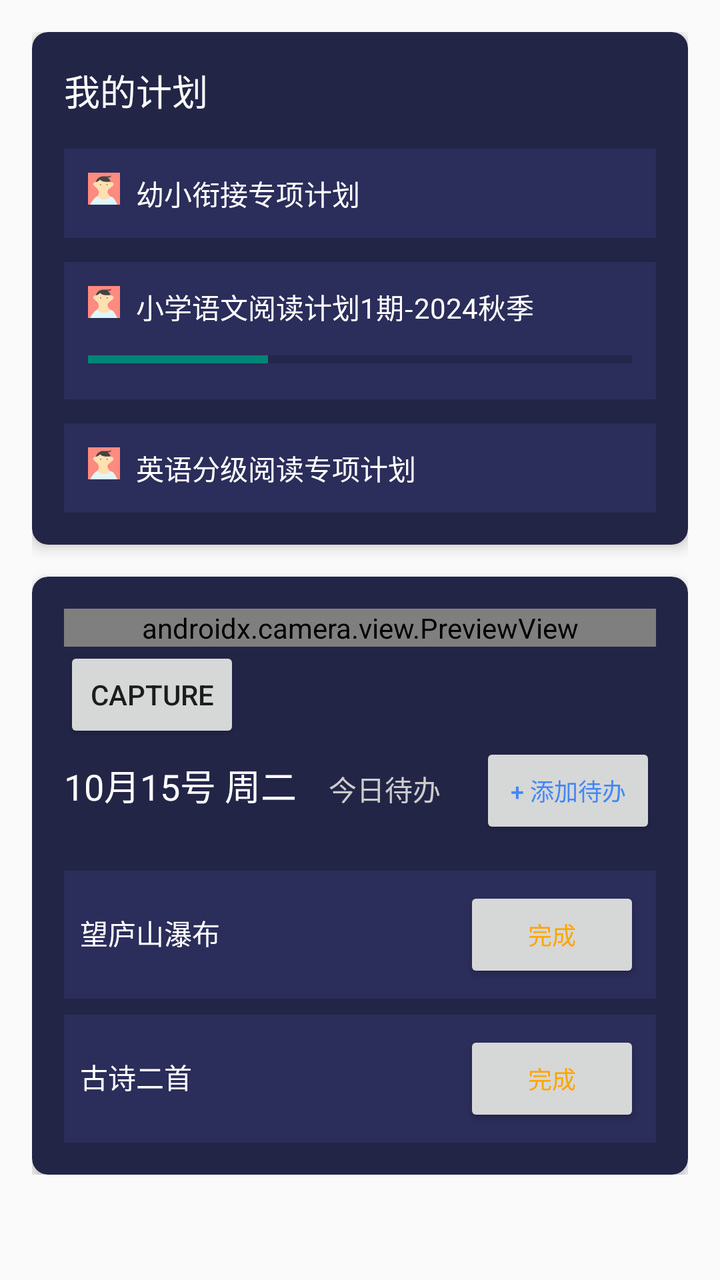
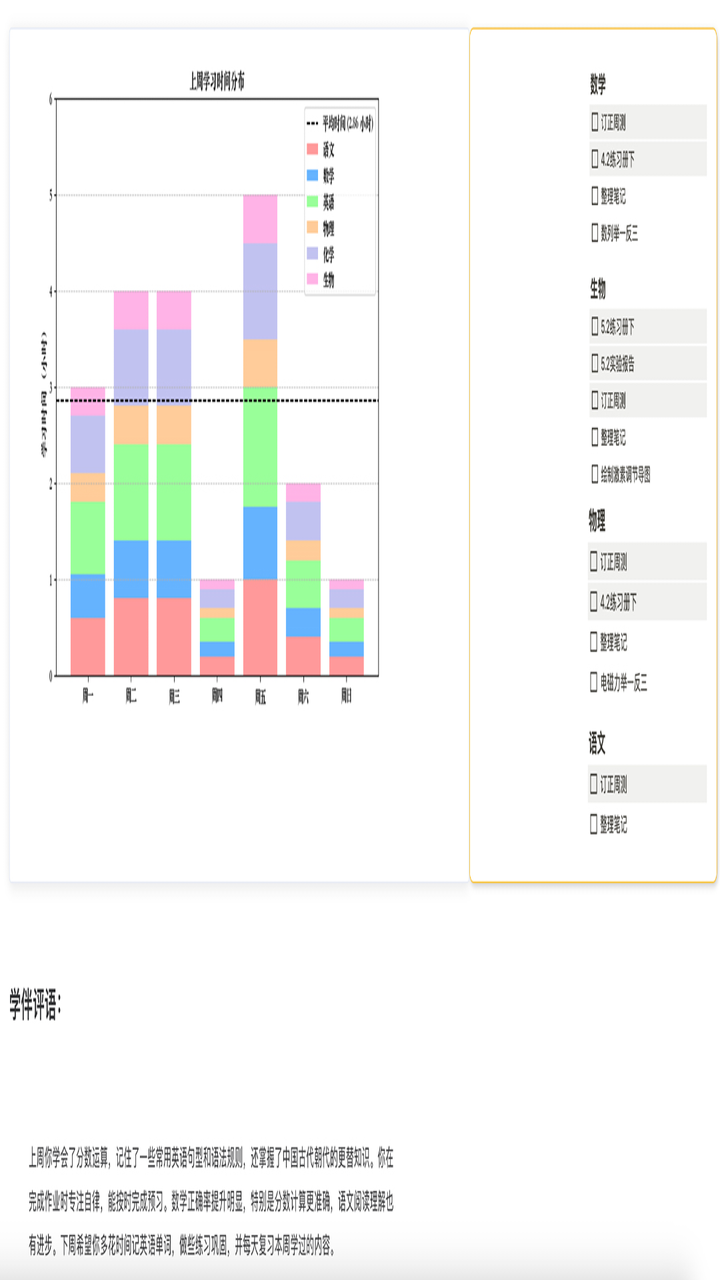

Compare the two renders of this Android layout. The source of the first and the diff that turns it into the second are given below.
<!-- AndroidManifest.xml: application theme Theme.IMatesApp.FullScreen -->
<!-- res/layout/fragment_student_status.xml -->
<?xml version="1.0" encoding="utf-8"?>
<androidx.constraintlayout.widget.ConstraintLayout xmlns:android="http://schemas.android.com/apk/res/android"
    xmlns:app="http://schemas.android.com/apk/res-auto"
    xmlns:tools="http://schemas.android.com/tools"
    tools:context=".FragmentStudentStatus"
    android:layout_width="match_parent"
    android:layout_height="match_parent"
    android:fitsSystemWindows="true">

    <ScrollView
        android:layout_width="match_parent"
        android:layout_height="0dp"
        app:layout_constraintEnd_toEndOf="parent"
        app:layout_constraintStart_toStartOf="parent"
        app:layout_constraintTop_toTopOf="parent">

        <LinearLayout
            android:layout_width="match_parent"
            android:layout_height="wrap_content"
            android:orientation="vertical"
            android:padding="16dp">

            
            <androidx.cardview.widget.CardView
                android:layout_width="match_parent"
                android:layout_height="wrap_content"
                android:layout_marginBottom="16dp"
                app:cardBackgroundColor="#232547"
                app:cardCornerRadius="8dp"
                app:cardElevation="4dp">

                <LinearLayout
                    android:layout_width="match_parent"
                    android:layout_height="wrap_content"
                    android:orientation="vertical"
                    android:padding="16dp">

                    <TextView
                        android:layout_width="wrap_content"
                        android:layout_height="wrap_content"
                        android:layout_marginBottom="16dp"
                        android:text="我的计划"
                        android:textColor="#FFFFFF"
                        android:textSize="18sp" />

                    <LinearLayout
                        android:layout_width="match_parent"
                        android:layout_height="wrap_content"
                        android:background="#2b2d5a"
                        android:orientation="horizontal"
                        android:padding="12dp">

                        <ImageView
                            android:layout_width="16dp"
                            android:layout_height="16dp"
                            android:src="@drawable/avatar_1" />

                        <TextView
                            android:id="@+id/markdownTextView"
                            android:layout_width="wrap_content"
                            android:layout_height="wrap_content"
                            android:layout_marginStart="8dp"
                            android:text="幼小衔接专项计划"
                            android:textAlignment="center"
                            android:textColor="#FFFFFF"
                            android:textSize="14sp" />

                    </LinearLayout>

                    <LinearLayout
                        android:layout_width="match_parent"
                        android:layout_height="wrap_content"
                        android:layout_marginTop="12dp"
                        android:background="#2b2d5a"
                        android:orientation="vertical"
                        android:padding="12dp">

                        <LinearLayout
                            android:layout_width="match_parent"
                            android:layout_height="wrap_content"
                            android:orientation="horizontal">

                            <ImageView
                                android:layout_width="16dp"
                                android:layout_height="16dp"
                                android:src="@drawable/avatar_1" />

                            <TextView
                                android:layout_width="wrap_content"
                                android:layout_height="wrap_content"
                                android:layout_marginStart="8dp"
                                android:text="小学语文阅读计划1期-2024秋季"
                                android:textColor="#FFFFFF"
                                android:textSize="14sp" />

                        </LinearLayout>

                        <ProgressBar
                            style="?android:attr/progressBarStyleHorizontal"
                            android:layout_width="match_parent"
                            android:layout_height="wrap_content"
                            android:layout_marginTop="8dp"
                            android:progress="33" />

                    </LinearLayout>

                    <LinearLayout
                        android:layout_width="match_parent"
                        android:layout_height="wrap_content"
                        android:layout_marginTop="12dp"
                        android:background="#2b2d5a"
                        android:orientation="horizontal"
                        android:padding="12dp">

                        <ImageView
                            android:layout_width="16dp"
                            android:layout_height="16dp"
                            android:src="@drawable/avatar_1" />

                        <TextView
                            android:layout_width="wrap_content"
                            android:layout_height="wrap_content"
                            android:layout_marginStart="8dp"
                            android:text="英语分级阅读专项计划"
                            android:textColor="#FFFFFF"
                            android:textSize="14sp" />

                    </LinearLayout>

                </LinearLayout>

            </androidx.cardview.widget.CardView>

            
            <androidx.cardview.widget.CardView
                android:layout_width="match_parent"
                android:layout_height="wrap_content"
                app:cardBackgroundColor="#232547"
                app:cardCornerRadius="8dp"
                app:cardElevation="4dp">

                <LinearLayout
                    android:layout_width="match_parent"
                    android:layout_height="wrap_content"
                    android:orientation="vertical"
                    android:padding="16dp">

                    <androidx.camera.view.PreviewView
                        android:id="@+id/previewView"
                        android:layout_width="match_parent"
                        android:layout_height="match_parent" />

                    <Button
                        android:id="@+id/captureButton"
                        android:layout_width="wrap_content"
                        android:layout_height="wrap_content"
                        android:text="Capture" />

                    <ImageView
                        android:id="@+id/photo"
                        android:layout_width="wrap_content"
                        android:layout_height="wrap_content"
                        android:contentDescription="TODO" />

                    <LinearLayout
                        android:layout_width="match_parent"
                        android:layout_height="wrap_content"
                        android:orientation="horizontal">

                        <TextView
                            android:layout_width="wrap_content"
                            android:layout_height="wrap_content"
                            android:text="10月15号 周二"
                            android:textColor="#FFFFFF"
                            android:textSize="18sp" />

                        <TextView
                            android:layout_width="wrap_content"
                            android:layout_height="wrap_content"
                            android:layout_marginStart="16dp"
                            android:text="今日待办"
                            android:textColor="#CCCCCC"
                            android:textSize="14sp" />

                        <View
                            android:layout_width="0dp"
                            android:layout_height="0dp"
                            android:layout_weight="1" />

                        <Button
                            android:layout_width="wrap_content"
                            android:layout_height="wrap_content"
                            android:text="+ 添加待办"
                            android:textColor="#4287f5"
                            android:textSize="12sp"
                            app:backgroundTint="#232547" />

                    </LinearLayout>

                    <LinearLayout
                        android:layout_width="match_parent"
                        android:layout_height="wrap_content"
                        android:layout_marginTop="16dp"
                        android:background="#2b2d5a"
                        android:orientation="horizontal"
                        android:padding="8dp">

                        <TextView
                            android:layout_width="0dp"
                            android:layout_height="wrap_content"
                            android:layout_weight="1"
                            android:text="望庐山瀑布"
                            android:textColor="#FFFFFF"
                            android:textSize="14sp" />

                        <Button
                            android:layout_width="wrap_content"
                            android:layout_height="wrap_content"
                            android:text="完成"
                            android:textColor="#FFA500"
                            android:textSize="12sp"
                            app:backgroundTint="#33FFA500" />

                    </LinearLayout>

                    <LinearLayout
                        android:layout_width="match_parent"
                        android:layout_height="wrap_content"
                        android:layout_marginTop="8dp"
                        android:background="#2b2d5a"
                        android:orientation="horizontal"
                        android:padding="8dp">

                        <TextView
                            android:layout_width="0dp"
                            android:layout_height="wrap_content"
                            android:layout_weight="1"
                            android:text="古诗二首"
                            android:textColor="#FFFFFF"
                            android:textSize="14sp" />

                        <Button
                            android:layout_width="wrap_content"
                            android:layout_height="wrap_content"
                            android:text="完成"
                            android:textColor="#FFA500"
                            android:textSize="12sp"
                            app:backgroundTint="#33FFA500" />

                    </LinearLayout>

                </LinearLayout>

            </androidx.cardview.widget.CardView>

        </LinearLayout>

    </ScrollView>

</androidx.constraintlayout.widget.ConstraintLayout>
<!-- resources referenced by this layout -->
<resources>
  <!-- drawable avatar_1: vector/xml drawable (drawable, 2395 chars, omitted) -->
  <style name="Theme.IMatesApp.FullScreen" parent="Theme.AppCompat.Light.NoActionBar">
          
          <item name="android:windowFullscreen">true</item>
          
          <item name="android:windowTranslucentStatus">true</item>
          
          <item name="android:windowTranslucentNavigation">true</item>
      </style>
</resources>

<!-- the commit's change to res/layout/fragment_student_status.xml (unified diff, before → after) -->
@@ -7,254 +7,260 @@
     android:layout_height="match_parent"
     android:fitsSystemWindows="true">
 
-    <ScrollView
+    <ImageView
         android:layout_width="match_parent"
-        android:layout_height="0dp"
-        app:layout_constraintEnd_toEndOf="parent"
-        app:layout_constraintStart_toStartOf="parent"
-        app:layout_constraintTop_toTopOf="parent">
-
-        <LinearLayout
-            android:layout_width="match_parent"
-            android:layout_height="wrap_content"
-            android:orientation="vertical"
-            android:padding="16dp">
-
-            
-            <androidx.cardview.widget.CardView
-                android:layout_width="match_parent"
-                android:layout_height="wrap_content"
-                android:layout_marginBottom="16dp"
-                app:cardBackgroundColor="#232547"
-                app:cardCornerRadius="8dp"
-                app:cardElevation="4dp">
-
-                <LinearLayout
-                    android:layout_width="match_parent"
-                    android:layout_height="wrap_content"
-                    android:orientation="vertical"
-                    android:padding="16dp">
-
-                    <TextView
-                        android:layout_width="wrap_content"
-                        android:layout_height="wrap_content"
-                        android:layout_marginBottom="16dp"
-                        android:text="我的计划"
-                        android:textColor="#FFFFFF"
-                        android:textSize="18sp" />
-
-                    <LinearLayout
-                        android:layout_width="match_parent"
-                        android:layout_height="wrap_content"
-                        android:background="#2b2d5a"
-                        android:orientation="horizontal"
-                        android:padding="12dp">
-
-                        <ImageView
-                            android:layout_width="16dp"
-                            android:layout_height="16dp"
-                            android:src="@drawable/avatar_1" />
-
-                        <TextView
-                            android:id="@+id/markdownTextView"
-                            android:layout_width="wrap_content"
-                            android:layout_height="wrap_content"
-                            android:layout_marginStart="8dp"
-                            android:text="幼小衔接专项计划"
-                            android:textAlignment="center"
-                            android:textColor="#FFFFFF"
-                            android:textSize="14sp" />
-
-                    </LinearLayout>
-
-                    <LinearLayout
-                        android:layout_width="match_parent"
-                        android:layout_height="wrap_content"
-                        android:layout_marginTop="12dp"
-                        android:background="#2b2d5a"
-                        android:orientation="vertical"
-                        android:padding="12dp">
-
-                        <LinearLayout
-                            android:layout_width="match_parent"
-                            android:layout_height="wrap_content"
-                            android:orientation="horizontal">
-
-                            <ImageView
-                                android:layout_width="16dp"
-                                android:layout_height="16dp"
-                                android:src="@drawable/avatar_1" />
-
-                            <TextView
-                                android:layout_width="wrap_content"
-                                android:layout_height="wrap_content"
-                                android:layout_marginStart="8dp"
-                                android:text="小学语文阅读计划1期-2024秋季"
-                                android:textColor="#FFFFFF"
-                                android:textSize="14sp" />
-
-                        </LinearLayout>
-
-                        <ProgressBar
-                            style="?android:attr/progressBarStyleHorizontal"
-                            android:layout_width="match_parent"
-                            android:layout_height="wrap_content"
-                            android:layout_marginTop="8dp"
-                            android:progress="33" />
-
-                    </LinearLayout>
-
-                    <LinearLayout
-                        android:layout_width="match_parent"
-                        android:layout_height="wrap_content"
-                        android:layout_marginTop="12dp"
-                        android:background="#2b2d5a"
-                        android:orientation="horizontal"
-                        android:padding="12dp">
-
-                        <ImageView
-                            android:layout_width="16dp"
-                            android:layout_height="16dp"
-                            android:src="@drawable/avatar_1" />
-
-                        <TextView
-                            android:layout_width="wrap_content"
-                            android:layout_height="wrap_content"
-                            android:layout_marginStart="8dp"
-                            android:text="英语分级阅读专项计划"
-                            android:textColor="#FFFFFF"
-                            android:textSize="14sp" />
-
-                    </LinearLayout>
-
-                </LinearLayout>
-
-            </androidx.cardview.widget.CardView>
-
-            
-            <androidx.cardview.widget.CardView
-                android:layout_width="match_parent"
-                android:layout_height="wrap_content"
-                app:cardBackgroundColor="#232547"
-                app:cardCornerRadius="8dp"
-                app:cardElevation="4dp">
-
-                <LinearLayout
-                    android:layout_width="match_parent"
-                    android:layout_height="wrap_content"
-                    android:orientation="vertical"
-                    android:padding="16dp">
-
-                    <androidx.camera.view.PreviewView
-                        android:id="@+id/previewView"
-                        android:layout_width="match_parent"
-                        android:layout_height="match_parent" />
-
-                    <Button
-                        android:id="@+id/captureButton"
-                        android:layout_width="wrap_content"
-                        android:layout_height="wrap_content"
-                        android:text="Capture" />
-
-                    <ImageView
-                        android:id="@+id/photo"
-                        android:layout_width="wrap_content"
-                        android:layout_height="wrap_content"
-                        android:contentDescription="TODO" />
-
-                    <LinearLayout
-                        android:layout_width="match_parent"
-                        android:layout_height="wrap_content"
-                        android:orientation="horizontal">
-
-                        <TextView
-                            android:layout_width="wrap_content"
-                            android:layout_height="wrap_content"
-                            android:text="10月15号 周二"
-                            android:textColor="#FFFFFF"
-                            android:textSize="18sp" />
-
-                        <TextView
-                            android:layout_width="wrap_content"
-                            android:layout_height="wrap_content"
-                            android:layout_marginStart="16dp"
-                            android:text="今日待办"
-                            android:textColor="#CCCCCC"
-                            android:textSize="14sp" />
-
-                        <View
-                            android:layout_width="0dp"
-                            android:layout_height="0dp"
-                            android:layout_weight="1" />
-
-                        <Button
-                            android:layout_width="wrap_content"
-                            android:layout_height="wrap_content"
-                            android:text="+ 添加待办"
-                            android:textColor="#4287f5"
-                            android:textSize="12sp"
-                            app:backgroundTint="#232547" />
-
-                    </LinearLayout>
-
-                    <LinearLayout
-                        android:layout_width="match_parent"
-                        android:layout_height="wrap_content"
-                        android:layout_marginTop="16dp"
-                        android:background="#2b2d5a"
-                        android:orientation="horizontal"
-                        android:padding="8dp">
-
-                        <TextView
-                            android:layout_width="0dp"
-                            android:layout_height="wrap_content"
-                            android:layout_weight="1"
-                            android:text="望庐山瀑布"
-                            android:textColor="#FFFFFF"
-                            android:textSize="14sp" />
-
-                        <Button
-                            android:layout_width="wrap_content"
-                            android:layout_height="wrap_content"
-                            android:text="完成"
-                            android:textColor="#FFA500"
-                            android:textSize="12sp"
-                            app:backgroundTint="#33FFA500" />
-
-                    </LinearLayout>
-
-                    <LinearLayout
-                        android:layout_width="match_parent"
-                        android:layout_height="wrap_content"
-                        android:layout_marginTop="8dp"
-                        android:background="#2b2d5a"
-                        android:orientation="horizontal"
-                        android:padding="8dp">
-
-                        <TextView
-                            android:layout_width="0dp"
-                            android:layout_height="wrap_content"
-                            android:layout_weight="1"
-                            android:text="古诗二首"
-                            android:textColor="#FFFFFF"
-                            android:textSize="14sp" />
-
-                        <Button
-                            android:layout_width="wrap_content"
-                            android:layout_height="wrap_content"
-                            android:text="完成"
-                            android:textColor="#FFA500"
-                            android:textSize="12sp"
-                            app:backgroundTint="#33FFA500" />
-
-                    </LinearLayout>
-
-                </LinearLayout>
-
-            </androidx.cardview.widget.CardView>
-
-        </LinearLayout>
-
-    </ScrollView>
+        android:layout_height="match_parent"
+        android:background="@drawable/status"
+        />
+
+
+
+
+
+
+
+
+
+
+
+
+
+
+
+
+
+
+
+
+
+
+
+
+
+
+
+
+
+
+
+
+
+
+
+
+
+
+
+
+
+
+
+
+
+
+
+
+
+
+
+
+
+
+
+
+
+
+
+
+
+
+
+
+
+
+
+
+
+
+
+
+
+
+
+
+
+
+
+
+
+
+
+
+
+
+
+
+
+
+
+
+
+
+
+
+
+
+
+
+
+
+
+
+
+
+
+
+
+
+
+
+
+
+
+
+
+
+
+
+
+
+
+
+
+
+
+
+
+
+
+
+
+
+
+
+
+
+
+
+
+
+
+
+
+
+
+
+
+
+
+
+
+
+
+
+
+
+
+
+
+
+
+
+
+
+
+
+
+
+
+
+
+
+
+
+
+
+
+
+
+
+
+
+
+
+
+
+
+
+
+
+
+
+
+
+
+
+
+
+
+
+
+
+
+
+
+
+
+
+
+
+
+
+
+
+
+
+
+
+
+
+
+
+
+
+
+
+
+
+
+
+
+
+
+
+
+
+
+
+
+
+
+
+
+
+
+
+
+
 
 </androidx.constraintlayout.widget.ConstraintLayout>
<!-- resource entries referenced after the edit -->
@@ -1,6 +1,6 @@
 <!-- resources referenced by this layout -->
 <resources>
-  <!-- drawable avatar_1: vector/xml drawable (drawable, 2395 chars, omitted) -->
+  <!-- drawable status: jpg bitmap (drawable, 281771 bytes) -->
   <style name="Theme.IMatesApp.FullScreen" parent="Theme.AppCompat.Light.NoActionBar">
           
           <item name="android:windowFullscreen">true</item>
